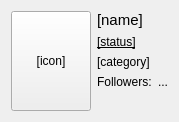
First picture: the form in src/forms/channel_object_widget.ui, repository wakeofluna/qlivestream, before the edit.
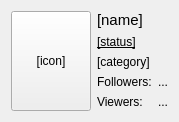
Second picture: the form after the edit.

Commit message: Implement browsing category channels

What changed in the file:
```diff
--- a/src/forms/channel_object_widget.ui
+++ b/src/forms/channel_object_widget.ui
@@ -86,6 +86,20 @@
        </property>
       </widget>
      </item>
+     <item row="4" column="0">
+      <widget class="QLabel" name="lblViewersLabel">
+       <property name="text">
+        <string>Viewers:</string>
+       </property>
+      </widget>
+     </item>
+     <item row="4" column="1">
+      <widget class="QLabel" name="lblViewers">
+       <property name="text">
+        <string>...</string>
+       </property>
+      </widget>
+     </item>
     </layout>
    </item>
   </layout>
```
The commit also changes 15 other files.
